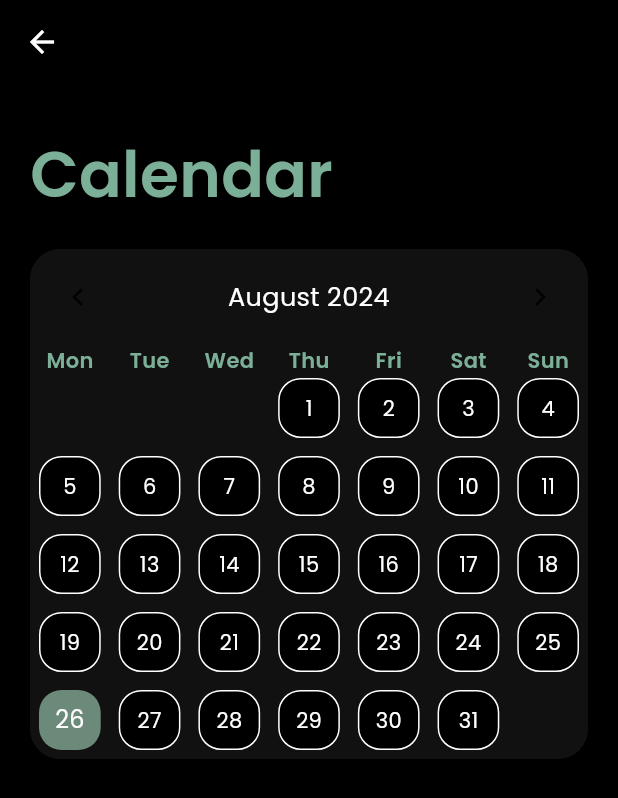
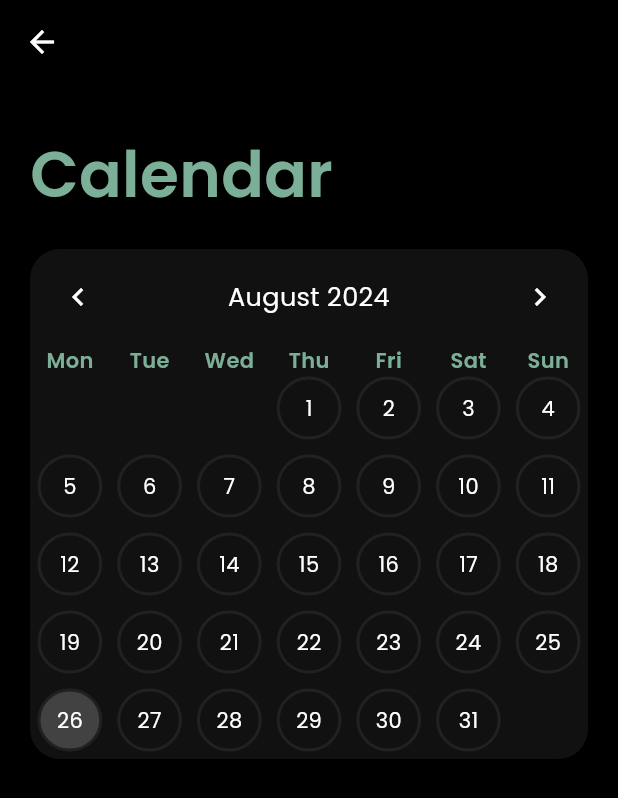
Before and after one commit to ashellz/habitt, a Flutter app: the CalendarPage screen opened directly, on a phone screen of 412 x 824 dp. Shown: the top 798 px of the screen. Run offline on Flutter 3.47's test engine with Material 3 defaults, Android fonts, the phone set to English and light mode, and no system bars; drawn by our look-alikes of table_calendar; our stand-ins replace audioplayers, awesome_notifications, firebase_auth, firebase_core, firebase_storage, flutter_slidable and 6 more; missing offline and left inert: disable_battery_optimization, icons_flutter, restart_app, workmanager; accounts and stored records are empty.

Commit message:
Update
- Made syncing between current day habits on home page and calendar more frequent
- Calendar days redesign (now shows your habit progress for each day)
- If you're changing habits in the same day as today, they will be changed in real time (now works if the habit has an amount or duration)

```diff
--- a/lib/pages/menu/calendar_page.dart
+++ b/lib/pages/menu/calendar_page.dart
@@ -1,4 +1,5 @@
 import "package:flutter/material.dart";
+import "package:flutter/services.dart";
 import "package:habit_tracker/pages/new_home_page.dart";
 import "package:habit_tracker/util/colors.dart";
 import "package:habit_tracker/util/objects/habit/calendar_habit_tile.dart";
@@ -43,28 +44,20 @@ class _CalendarPageState extends State<CalendarPage> {
             decoration: BoxDecoration(
                 color: theDarkGrey, borderRadius: BorderRadius.circular(20)),
             child: TableCalendar(
+              availableGestures: AvailableGestures.horizontalSwipe,
+              calendarBuilders: CalendarBuilders(
+                selectedBuilder: (context, date, events) =>
+                    CalendarDay(date: date, selected: true),
+                defaultBuilder: (context, date, events) =>
+                    CalendarDay(date: date, selected: false),
+                todayBuilder: (context, day, events) =>
+                    CalendarDay(date: day, selected: false),
+              ),
               calendarStyle: CalendarStyle(
+                outsideDaysVisible: false,
+                weekendTextStyle: const TextStyle(color: Colors.white),
                 selectedDecoration: BoxDecoration(
                   color: theOtherColor,
-                  shape: BoxShape.rectangle,
-                  borderRadius: const BorderRadius.all(Radius.circular(15)),
-                ),
-                todayDecoration: BoxDecoration(
-                  color: theColor,
-                  shape: BoxShape.rectangle,
-                  borderRadius: const BorderRadius.all(Radius.circular(15)),
-                ),
-                outsideDaysVisible: false,
-                weekendTextStyle: const TextStyle(color: Colors.white),
-                weekendDecoration: BoxDecoration(
-                  color: Colors.black,
-                  border: Border.all(color: Colors.white, width: 1),
-                  shape: BoxShape.rectangle,
-                  borderRadius: const BorderRadius.all(Radius.circular(15)),
-                ),
-                defaultDecoration: BoxDecoration(
-                  color: Colors.black,
-                  border: Border.all(color: Colors.white, width: 1),
                   shape: BoxShape.rectangle,
                   borderRadius: const BorderRadius.all(Radius.circular(15)),
                 ),
@@ -78,6 +71,14 @@ class _CalendarPageState extends State<CalendarPage> {
               headerStyle: const HeaderStyle(
                 titleCentered: true,
                 formatButtonVisible: false,
+                leftChevronIcon: Icon(
+                  Icons.chevron_left,
+                  color: Colors.white,
+                ),
+                rightChevronIcon: Icon(
+                  Icons.chevron_right,
+                  color: Colors.white,
+                ),
               ),
               firstDay: DateTime.utc(2024, 1, 1),
               lastDay: DateTime.utc(2030, 3, 14),
@@ -88,6 +89,93 @@ class _CalendarPageState extends State<CalendarPage> {
           ),
           const SizedBox(height: 30),
           otherCategoriesList(today),
+        ],
+      ),
+    );
+  }
+}
+
+class CalendarDay extends StatelessWidget {
+  const CalendarDay({super.key, required this.date, required this.selected});
+
+  final DateTime date;
+  final bool selected;
+
+  @override
+  Widget build(BuildContext context) {
+    List todayHabits(selectedDay) {
+      List<int> habitsOnDate = [];
+      late int habitsCompleted = 0;
+      late int habitsTotal = 1;
+
+      List day = [selectedDay.year, selectedDay.month, selectedDay.day];
+
+      for (int i = 0; i < historicalBox.length; i++) {
+        List habitDay = [
+          historicalBox.getAt(i)!.date.year,
+          historicalBox.getAt(i)!.date.month,
+          historicalBox.getAt(i)!.date.day
+        ];
+        if (const ListEquality().equals(habitDay, day)) {
+          habitsTotal = historicalBox.getAt(i)!.data.length;
+
+          for (var habit in historicalBox.getAt(i)!.data) {
+            if (habit.completed) {
+              habitsCompleted++;
+            }
+          }
+
+          break;
+        }
+      }
+
+      habitsOnDate = [habitsCompleted, habitsTotal];
+
+      return habitsOnDate;
+    }
+
+    return AspectRatio(
+      aspectRatio: 1,
+      child: Stack(
+        children: [
+          Padding(
+            padding: const EdgeInsets.all(6.0),
+            child: Container(
+              decoration: BoxDecoration(
+                color: selected ? Colors.grey.shade800 : theDarkGrey,
+                borderRadius: BorderRadius.circular(100),
+              ),
+              child: Center(
+                child: Text(
+                  date.day.toString(),
+                  style: const TextStyle(color: Colors.white),
+                ),
+              ),
+            ),
+          ),
+          Positioned.fill(
+            child: RotatedBox(
+              quarterTurns: -1,
+              child: TweenAnimationBuilder<double>(
+                  duration: const Duration(milliseconds: 1000),
+                  curve: Curves.easeInOut,
+                  tween: Tween<double>(
+                    begin: 0,
+                    end: todayHabits(date)[0] / todayHabits(date)[1],
+                  ),
+                  builder: (context, value, _) {
+                    return Padding(
+                      padding: const EdgeInsets.all(6.0),
+                      child: CircularProgressIndicator(
+                        strokeWidth: 2,
+                        value: value,
+                        color: theOtherColor,
+                        backgroundColor: Colors.grey.shade900,
+                      ),
+                    );
+                  }),
+            ),
+          ),
         ],
       ),
     );
--- a/lib/pages/new_home_page.dart
+++ b/lib/pages/new_home_page.dart
@@ -10,7 +10,6 @@ import 'package:habit_tracker/services/provider/habit_provider.dart';
 import 'package:habit_tracker/util/colors.dart';
 import 'package:habit_tracker/util/functions/habit/calculateHeight.dart';
 import 'package:habit_tracker/util/functions/habit/habitsCompleted.dart';
-import 'package:habit_tracker/util/functions/habit/saveHabits.dart';
 import 'package:habit_tracker/util/functions/updateLastOpenedDate.dart';
 import 'package:habit_tracker/util/objects/habit/new_habit_tile.dart';
 import 'package:hive/hive.dart';
@@ -62,7 +61,6 @@ class _NewHomePageState extends State<NewHomePage> {
   @override
   void initState() {
     super.initState();
-    saveHabitsForToday();
     updateLastOpenedDate();
     hasHabits();
     openCategory();
--- a/lib/util/functions/habit/saveHabits.dart
+++ b/lib/util/functions/habit/saveHabits.dart
@@ -31,8 +31,6 @@ void saveHabitsForToday() async {
     }
   }
 
-  print("habitsForToday: $habitsForToday");
-
   bool todayExists = false;
   for (int i = 0; i < historicalBox.length; i++) {
     List<int> date = [
```
Also changed, not shown: lib/pages/menu/changelog_page.dart (+20 -0 lines), lib/services/provider/habit_provider.dart (+8 -1 lines), lib/util/objects/habit/calendar_habit_tile.dart (+5 -3 lines), lib/util/objects/habit/complete_habit.dart (+14 -0 lines), lib/util/objects/habit/complete_historical_habit.dart (+18 -1 lines).
